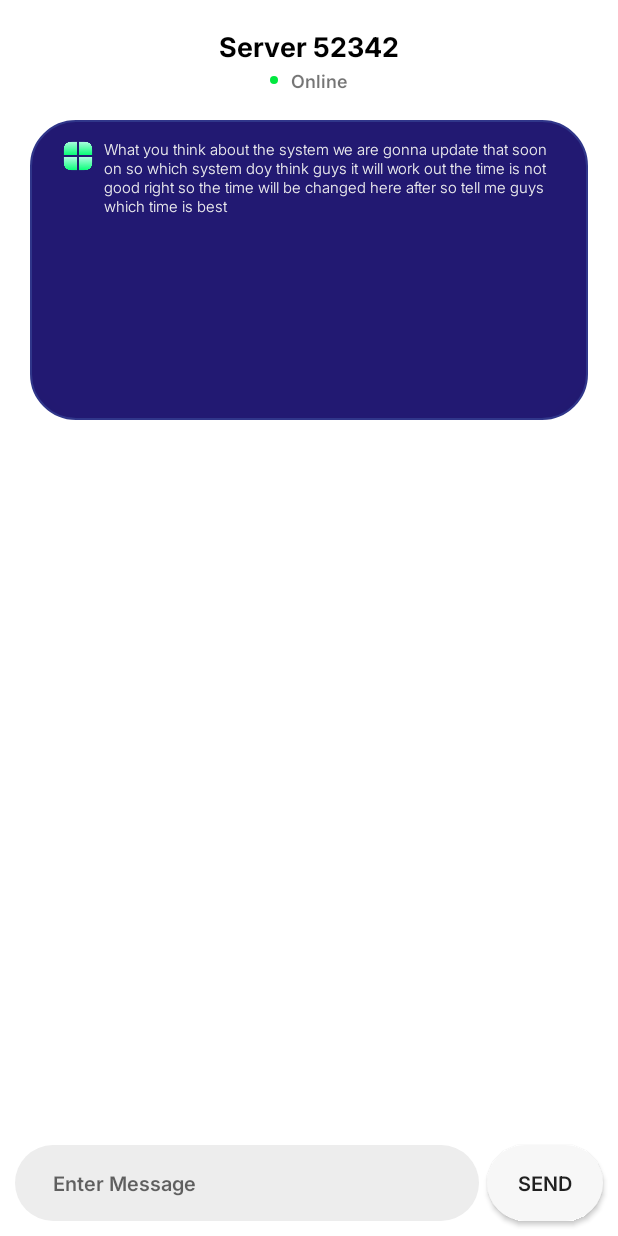
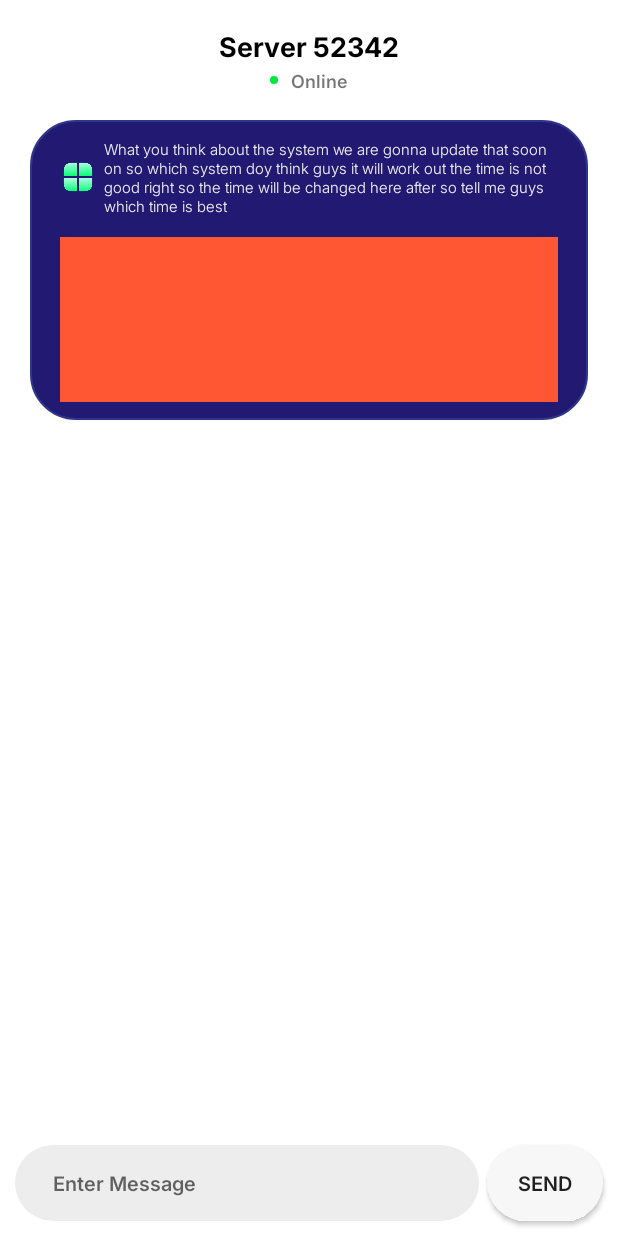
Before and after one commit to Yuslash/poll-app, an Android app built with Jetpack Compose: the screen it shows after launch (ChatRoomActivity), after a tap on "Open A Poll", on a phone screen of 412 x 824 dp. Run offline under Robolectric (Android 15) with nearby library versions, the phone set to English and light mode, and no system bars; libraries missing offline, so code that uses them is left out: io.socket.client; 4 statements that could not run were skipped.

Commit message:
ohh come on that is really a shit problem very basic

```diff
--- a/app/src/main/java/com/example/anonymous2/PollAnimationHelper.kt
+++ b/app/src/main/java/com/example/anonymous2/PollAnimationHelper.kt
@@ -3,6 +3,7 @@ package com.example.anonymous2
 import android.animation.ObjectAnimator
 import android.animation.ValueAnimator
 import android.content.Context
+import android.graphics.Color
 import android.view.View
 import android.view.ViewGroup
 import android.widget.ImageView
@@ -64,6 +65,18 @@ fun handlePollButtonClick(
         pollTitle.setTextAppearance(R.style.collapsedAppearence)
 
         // lets create a layout
+        val linearLayout = LinearLayout(context).apply {
+            orientation = LinearLayout.VERTICAL
+            layoutParams = LinearLayout.LayoutParams(
+                LinearLayout.LayoutParams.MATCH_PARENT,
+                LinearLayout.LayoutParams.MATCH_PARENT
+            ).apply {
+                setMargins(0,20,0,0)
+            }
+            setBackgroundColor(Color.parseColor("#FF5733")) // Replace with your desired color
+        }
+
+        pollButton.addView(linearLayout)
 
     } else {
 
--- a/app/src/main/res/layout/chat_room.xml
+++ b/app/src/main/res/layout/chat_room.xml
@@ -64,6 +64,7 @@
 
     <!-- this below is the top bar  -->
 
+<!--poll section starts-->
     <LinearLayout
         android:layout_width="match_parent"
         android:layout_height="wrap_content"
@@ -76,12 +77,19 @@
            android:layout_width="wrap_content"
            android:layout_height="wrap_content"
            android:background="@drawable/radial_background"
-           android:orientation="horizontal"
+           android:orientation="vertical"
            android:paddingHorizontal="20dp"
            android:gravity="center"
            android:paddingVertical="12dp"
        >
 
+           <LinearLayout
+               android:id="@+id/notCollapsedPoll"
+               android:layout_width="match_parent"
+               android:layout_height="wrap_content"
+               android:orientation="horizontal"
+               android:gravity="center"
+               >
                <ImageView
                    android:id="@+id/pollimage"
                    android:layout_width="24dp"
@@ -103,7 +111,16 @@
 
            </LinearLayout>
 
+
+
        </LinearLayout>
+
+
+
+    </LinearLayout>
+
+    <!--poll section end-->
+
 
    <ScrollView
        android:id="@+id/messageScrollView"
```
Lines whose indentation alone changed are shown as unchanged.
